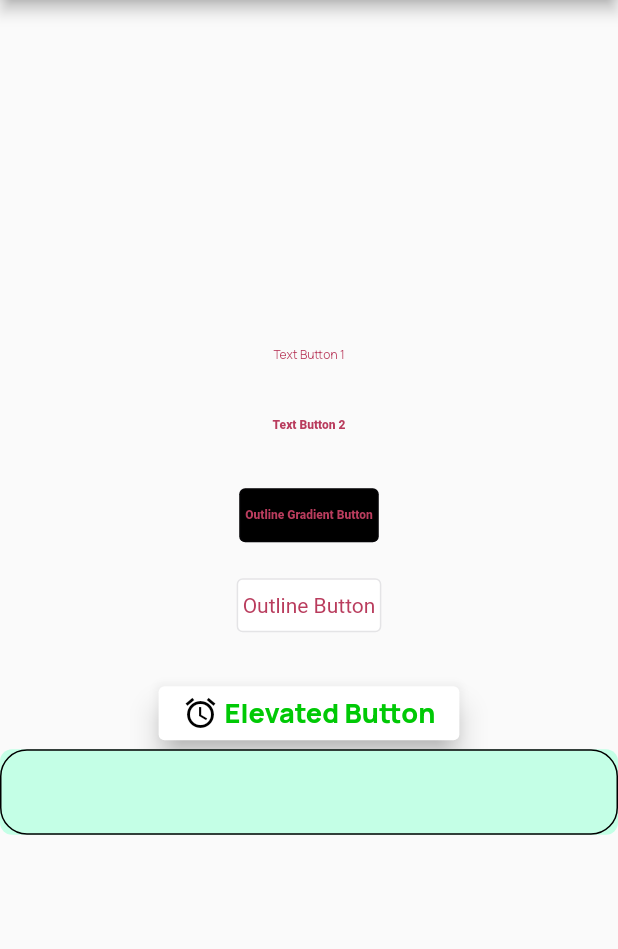
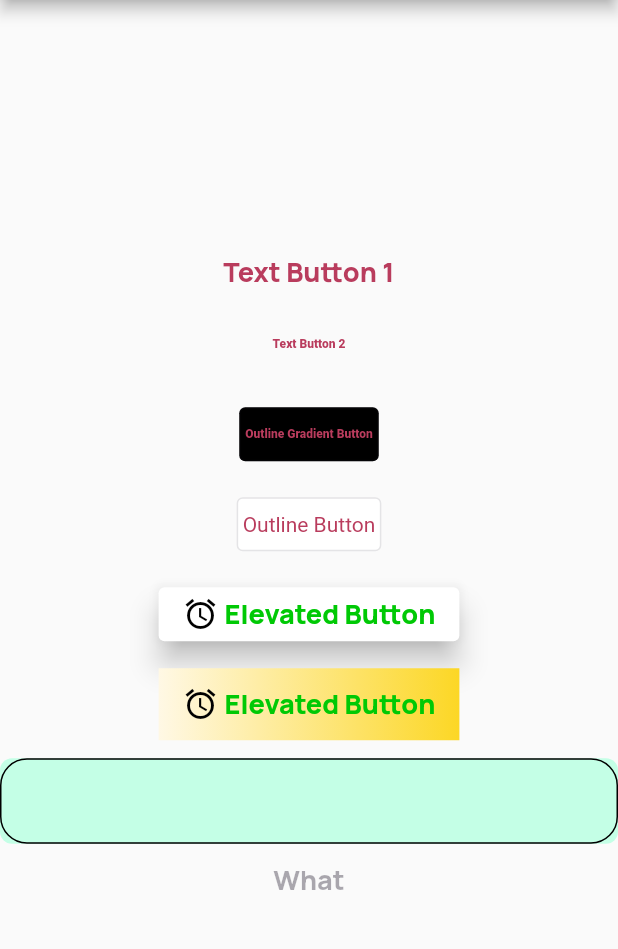
Before and after one commit to FLYINGKRIPTO/demo_class, a Flutter app: the screen it shows after launch, on a phone screen of 412 x 824 dp, the part 84-1033 px from its top. Run offline on Flutter 3.47's test engine with Material 2 defaults, Android fonts, the light colour scheme and no system bars; our stand-ins replace flutter_switch.

Commit message:
Added Gradient background in elevated button

```diff
--- a/lib/core/base_button.dart
+++ b/lib/core/base_button.dart
@@ -15,7 +15,7 @@ class BaseButton extends StatelessWidget {
   final ButtonStyle? disabledButtonStyle;
   final TextStyle? buttonTextStyle;
   final bool? isDisabled;
-  final BoxDecoration? gradient;
+  final Gradient? gradient;
   final BorderRadius? borderRadius;
   final double? height;
   final double? width;
--- a/lib/core/button_theme_helper.dart
+++ b/lib/core/button_theme_helper.dart
@@ -18,6 +18,7 @@ class ButtonThemeHelper {
 
   static get outlineButtonWhite => theme.outlinedButtonTheme.style!.copyWith(
         backgroundColor: MaterialStateProperty.all<Color>(ColorConstant.white),
+
       );
 
   static get elevatedButtonWhite => theme.elevatedButtonTheme.style!.copyWith(
@@ -54,7 +55,7 @@ class ButtonThemeHelper {
           const EdgeInsets.all(2.0),
         ),
         textStyle: MaterialStateProperty.all<TextStyle>(
-          TextThemeHelper.bodySmallBlack400,
+          TextThemeHelper.displaySmallGreen600,
         ),
       );
 
--- a/lib/main.dart
+++ b/lib/main.dart
@@ -96,11 +96,8 @@ class _MyHomePageState extends State<MyHomePage> {
             const SizedBox(
               height: 12,
             ),
-            const SizedBox(
-              height: 12,
-            ),
             CustomElevatedButton(
-              text: "Elevated Button",
+              text: "Gradient Elevated Button",
               onTap: () {},
               buttonStyle: ButtonThemeHelper.elevatedButtonWhite,
               child: Row(
@@ -117,6 +114,34 @@ class _MyHomePageState extends State<MyHomePage> {
                 ],
               ),
             ),
+            const SizedBox(
+              height: 12,
+            ),
+            CustomElevatedButton(
+              text: "Gradient Elevated Button",
+              onTap: () {},
+              buttonStyle: ButtonThemeHelper.elevatedButtonWhite,
+              gradient: const LinearGradient(colors: [
+                ColorConstant.cosmicLatte,
+                ColorConstant.yellow,
+              ]),
+              child: Row(
+                mainAxisSize: MainAxisSize.min,
+                children: [
+                  const Icon(Icons.access_alarm_outlined),
+                  const SizedBox(
+                    width: 4,
+                  ),
+                  Text(
+                    "Elevated Button",
+                    style: TextThemeHelper.displaySmallGreen600,
+                  )
+                ],
+              ),
+            ),
+            const SizedBox(
+              height: 12,
+            ),
             CustomTextFormField(
               textStyle: TextThemeHelper.displaySmallGreen600,
               fillColor: ColorConstant.aeroBlue,
@@ -126,6 +151,10 @@ class _MyHomePageState extends State<MyHomePage> {
               //     ColorConstant.blanchedAlmond,
               //   ],
               // ),
+            ),
+            CustomTextButton(
+              text: "What",
+              buttonStyle: ButtonThemeHelper.textButtonBlack,
             )
           ],
         ),
--- a/lib/widgets/custom_elevated_button.dart
+++ b/lib/widgets/custom_elevated_button.dart
@@ -17,7 +17,7 @@ class CustomElevatedButton extends BaseButton {
     ButtonStyle? buttonStyle,
     ButtonStyle? disabledButtonStyle,
     bool? isDisabled,
-    BoxDecoration? gradient,
+    Gradient? gradient,
     double? height,
     double? width,
     this.child,
@@ -41,7 +41,7 @@ class CustomElevatedButton extends BaseButton {
     return Container(
         height: height,
         width: width,
-        decoration: gradient,
+        decoration: isGradient ? gradientDecoration : null,
         child: isIconButton
             ? ElevatedButton.icon(
                 style: elevatedButtonStyle,
@@ -69,4 +69,8 @@ extension CustomElevatedButtonX on CustomElevatedButton {
           : ButtonThemeHelper.transparentButtonStyle;
 
   bool get isIconButton => (icon != null && label != null);
+
+  BoxDecoration get gradientDecoration => BoxDecoration(gradient: gradient);
+
+  bool get isGradient => gradient != null;
 }
--- a/lib/widgets/custom_outlined_button.dart
+++ b/lib/widgets/custom_outlined_button.dart
@@ -16,7 +16,6 @@ class CustomOutlinedButton extends BaseButton {
     ButtonStyle? buttonStyle,
     ButtonStyle? disabledButtonStyle,
     bool? isDisabled,
-    BoxDecoration? gradient,
     double? height,
     double? width,
     this.child,
@@ -30,16 +29,16 @@ class CustomOutlinedButton extends BaseButton {
           buttonStyle: buttonStyle,
           isDisabled: isDisabled,
           disabledButtonStyle: disabledButtonStyle,
-          gradient: gradient,
           height: height,
           width: width,
         );
 
   @override
   Widget build(BuildContext context) {
-    return SizedBox(
+    return Container(
       height: height,
       width: width,
+      decoration: isGradient ? gradientDecoration : null,
       child: isIconButton
           ? OutlinedButton.icon(
               style: (isDisabled ?? false) ? disabledButtonStyle : buttonStyle,
@@ -62,4 +61,8 @@ class CustomOutlinedButton extends BaseButton {
 
 extension CustomOutlineButtonX on CustomOutlinedButton {
   bool get isIconButton => (icon != null && label != null);
+
+  BoxDecoration get gradientDecoration => BoxDecoration(gradient: gradient);
+
+  bool get isGradient => gradient != null;
 }
```
